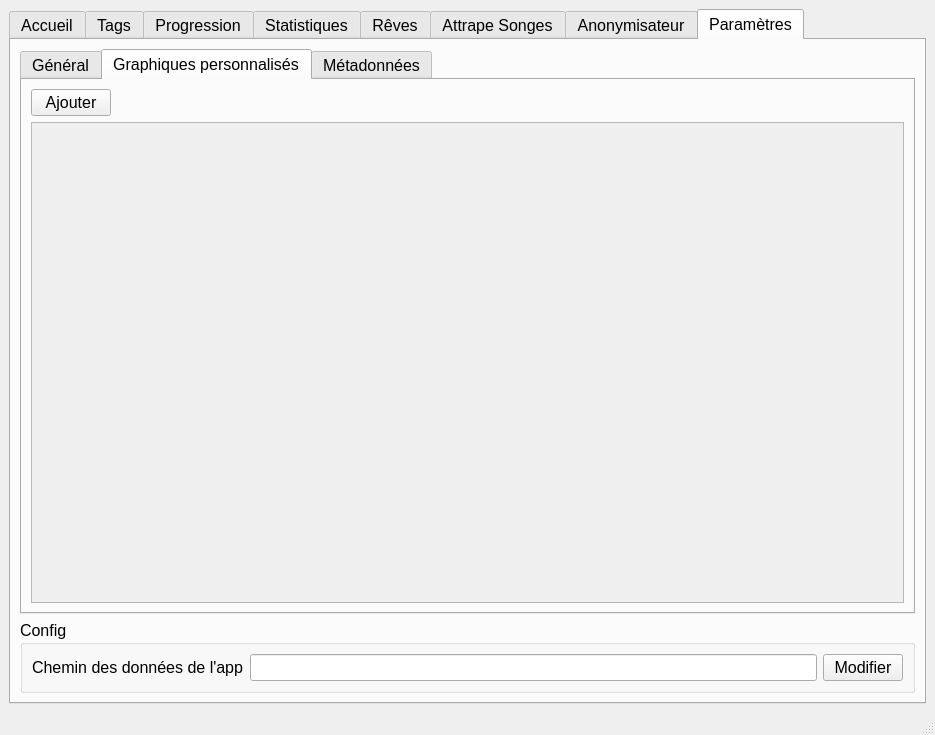
Above: src/ui/main_window.ui from estebanthi/DreamsAnalyzer before the change. Below: the same form after it.
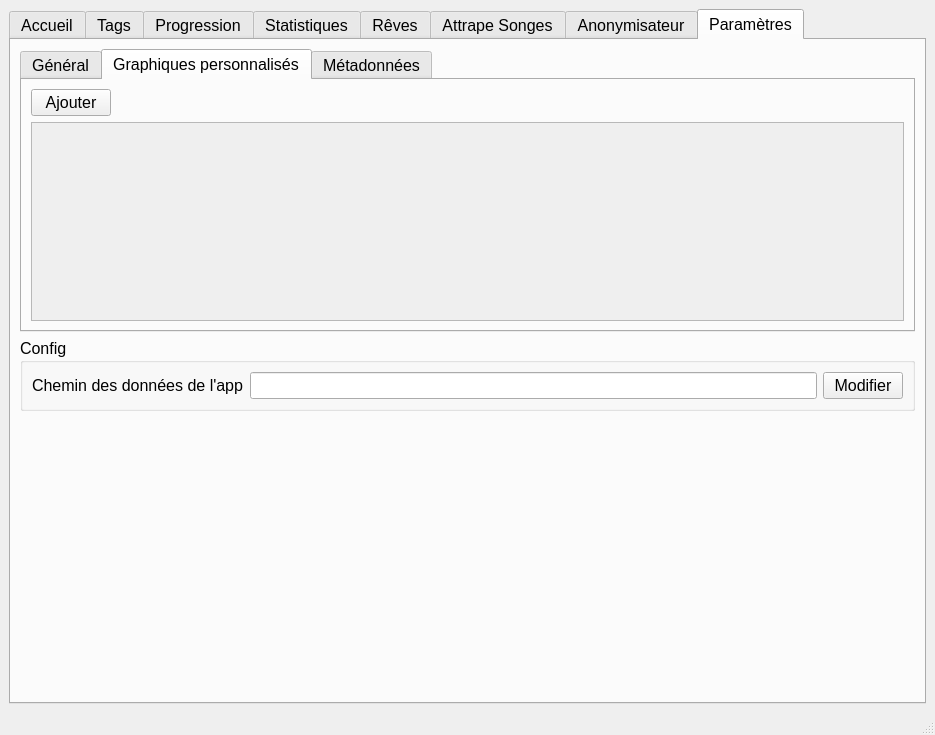
That is the form after the change. The open tabs and pages were chosen to show the change. Icons and pictures are not drawn. Custom widgets are drawn as their Qt base class.

The edit to the form file:
```diff
--- a/src/ui/main_window.ui
+++ b/src/ui/main_window.ui
@@ -1022,8 +1022,8 @@
                 <rect>
                  <x>0</x>
                  <y>0</y>
-                 <width>63</width>
-                 <height>18</height>
+                 <width>98</width>
+                 <height>28</height>
                 </rect>
                </property>
                <layout class="QVBoxLayout" name="customChartsLayout"/>
@@ -1127,6 +1127,19 @@
           </layout>
          </widget>
         </item>
+        <item>
+         <spacer name="verticalSpacer">
+          <property name="orientation">
+           <enum>Qt::Vertical</enum>
+          </property>
+          <property name="sizeHint" stdset="0">
+           <size>
+            <width>20</width>
+            <height>40</height>
+           </size>
+          </property>
+         </spacer>
+        </item>
        </layout>
       </widget>
      </widget>
```
Left out of the diff: 36 changed lines with no effect on the pictures.
